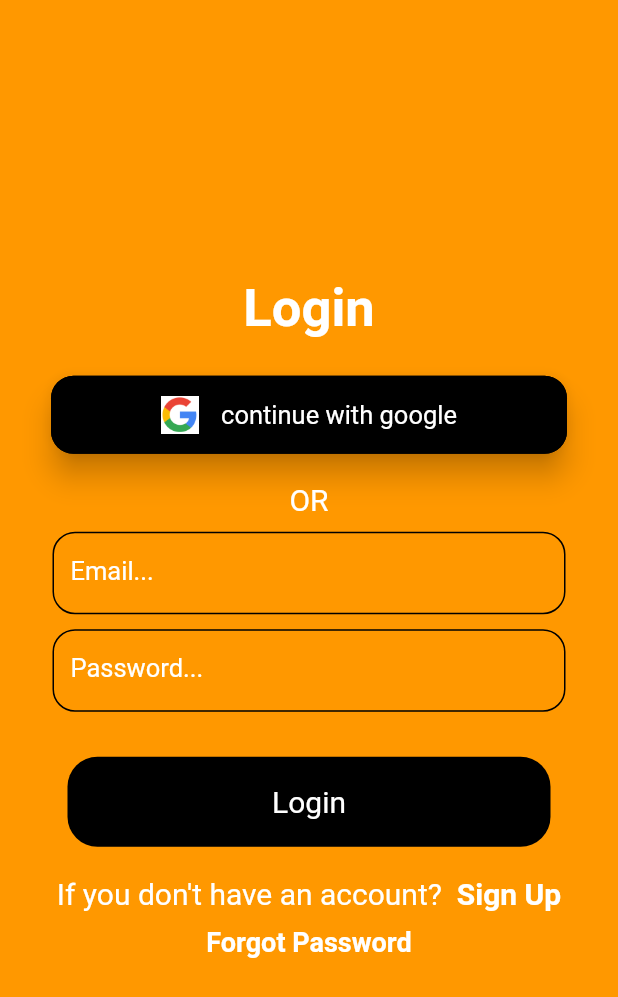
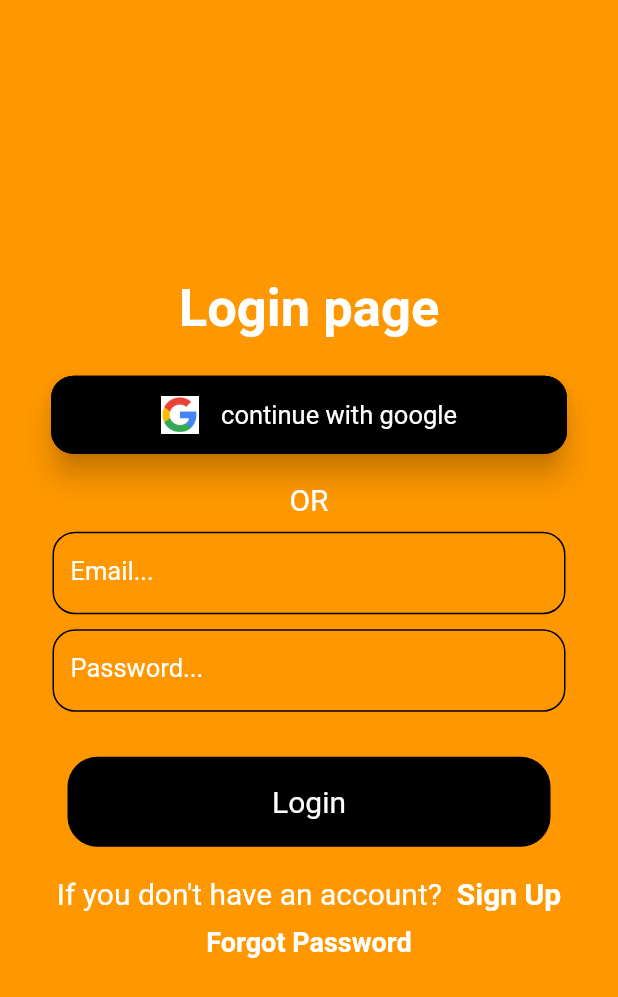
Before and after one commit to KParidhi/shop, a Flutter app: the screen it shows after launch, item 2 of the bottom bar chosen, after a tap on the "sort" icon, after a tap on "Log Out", on a phone screen of 412 x 824 dp. Shown: the top 997 px of the screen. Run offline on Flutter 3.47's test engine with Material 2 defaults, Android fonts, the phone set to English and light mode, and no system bars; our stand-ins replace badges, camera, curved_navigation_bar, firebase_auth, firebase_core, google_sign_in and 2 more; missing offline and left inert: clippy_flutter, dart:js; accounts and stored records are empty; network calls fail.

Commit message:
Update LoginPage.dart

```diff
--- a/lib/pages/LoginPage.dart
+++ b/lib/pages/LoginPage.dart
@@ -50,7 +50,7 @@ class _LoginPageState extends State<LoginPage>{
           child: Column(
             mainAxisAlignment:MainAxisAlignment.center ,
             children: [
-              Text("Login",
+              Text("Login page",
                 style: TextStyle(
                   fontSize:35,
                   color: Colors.white,
```
